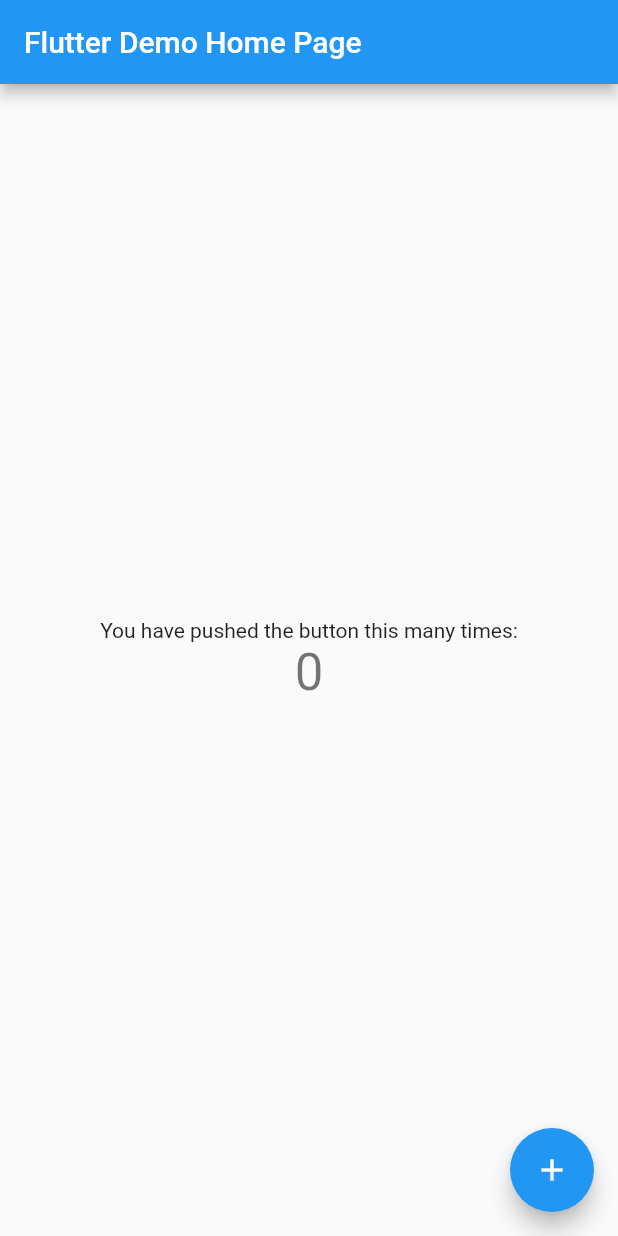
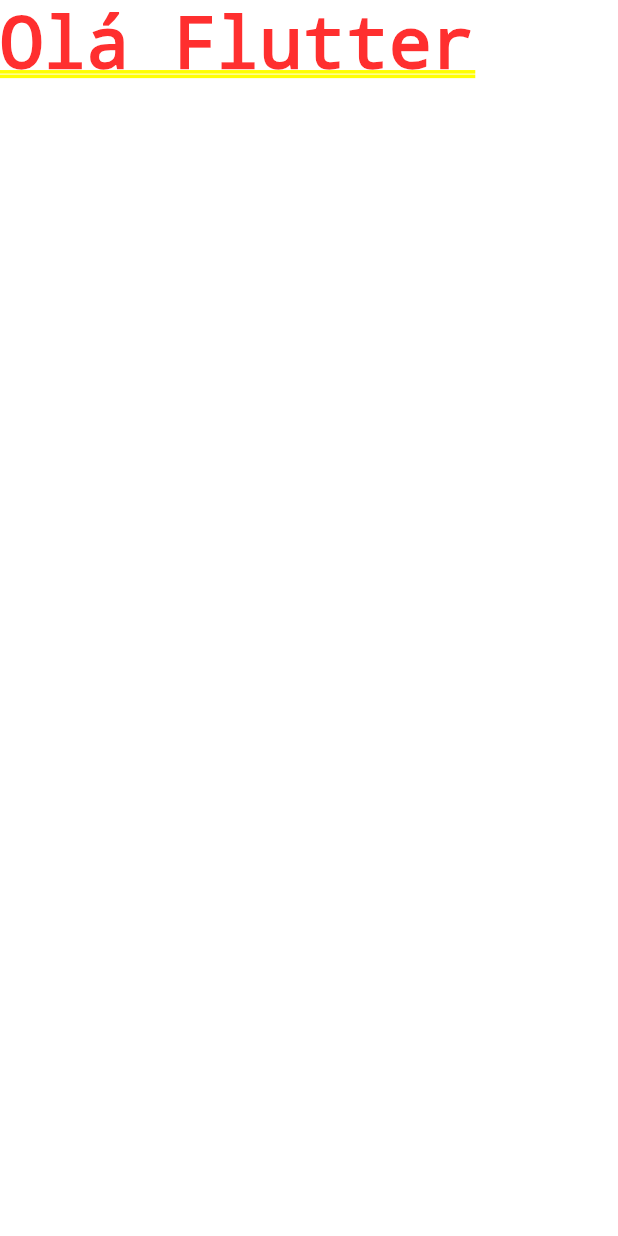
Before and after one commit to Oicak/Flutter_VcEhCringe, a Flutter app: the screen it shows after launch, on a phone screen of 412 x 824 dp. Run offline on Flutter 3.47's test engine with Material 2 defaults, Android fonts, the phone set to English and light mode, and no system bars.

Commit message:
Commit de "Ola Flutter"

```diff
--- a/perguntas/lib/main.dart
+++ b/perguntas/lib/main.dart
@@ -1,113 +1,13 @@
 import 'package:flutter/material.dart';
 
-void main() {
-  runApp(MyApp());
+main() {
+  runApp(new PerguntaApp());
 }
 
-class MyApp extends StatelessWidget {
-  // This widget is the root of your application.
-  @override
+class PerguntaApp extends StatelessWidget {
   Widget build(BuildContext context) {
     return MaterialApp(
-      title: 'Flutter Demo',
-      theme: ThemeData(
-        // This is the theme of your application.
-        //
-        // Try running your application with "flutter run". You'll see the
-        // application has a blue toolbar. Then, without quitting the app, try
-        // changing the primarySwatch below to Colors.green and then invoke
-        // "hot reload" (press "r" in the console where you ran "flutter run",
-        // or simply save your changes to "hot reload" in a Flutter IDE).
-        // Notice that the counter didn't reset back to zero; the application
-        // is not restarted.
-        primarySwatch: Colors.blue,
-      ),
-      home: MyHomePage(title: 'Flutter Demo Home Page'),
+      home: Text('Olá Flutter'),
     );
   }
 }
-
-class MyHomePage extends StatefulWidget {
-  MyHomePage({Key? key, required this.title}) : super(key: key);
-
-  // This widget is the home page of your application. It is stateful, meaning
-  // that it has a State object (defined below) that contains fields that affect
-  // how it looks.
-
-  // This class is the configuration for the state. It holds the values (in this
-  // case the title) provided by the parent (in this case the App widget) and
-  // used by the build method of the State. Fields in a Widget subclass are
-  // always marked "final".
-
-  final String title;
-
-  @override
-  _MyHomePageState createState() => _MyHomePageState();
-}
-
-class _MyHomePageState extends State<MyHomePage> {
-  int _counter = 0;
-
-  void _incrementCounter() {
-    setState(() {
-      // This call to setState tells the Flutter framework that something has
-      // changed in this State, which causes it to rerun the build method below
-      // so that the display can reflect the updated values. If we changed
-      // _counter without calling setState(), then the build method would not be
-      // called again, and so nothing would appear to happen.
-      _counter++;
-    });
-  }
-
-  @override
-  Widget build(BuildContext context) {
-    // This method is rerun every time setState is called, for instance as done
-    // by the _incrementCounter method above.
-    //
-    // The Flutter framework has been optimized to make rerunning build methods
-    // fast, so that you can just rebuild anything that needs updating rather
-    // than having to individually change instances of widgets.
-    return Scaffold(
-      appBar: AppBar(
-        // Here we take the value from the MyHomePage object that was created by
-        // the App.build method, and use it to set our appbar title.
-        title: Text(widget.title),
-      ),
-      body: Center(
-        // Center is a layout widget. It takes a single child and positions it
-        // in the middle of the parent.
-        child: Column(
-          // Column is also a layout widget. It takes a list of children and
-          // arranges them vertically. By default, it sizes itself to fit its
-          // children horizontally, and tries to be as tall as its parent.
-          //
-          // Invoke "debug painting" (press "p" in the console, choose the
-          // "Toggle Debug Paint" action from the Flutter Inspector in Android
-          // Studio, or the "Toggle Debug Paint" command in Visual Studio Code)
-          // to see the wireframe for each widget.
-          //
-          // Column has various properties to control how it sizes itself and
-          // how it positions its children. Here we use mainAxisAlignment to
-          // center the children vertically; the main axis here is the vertical
-          // axis because Columns are vertical (the cross axis would be
-          // horizontal).
-          mainAxisAlignment: MainAxisAlignment.center,
-          children: <Widget>[
-            Text(
-              'You have pushed the button this many times:',
-            ),
-            Text(
-              '$_counter',
-              style: Theme.of(context).textTheme.headline4,
-            ),
-          ],
-        ),
-      ),
-      floatingActionButton: FloatingActionButton(
-        onPressed: _incrementCounter,
-        tooltip: 'Increment',
-        child: Icon(Icons.add),
-      ), // This trailing comma makes auto-formatting nicer for build methods.
-    );
-  }
-}
```
